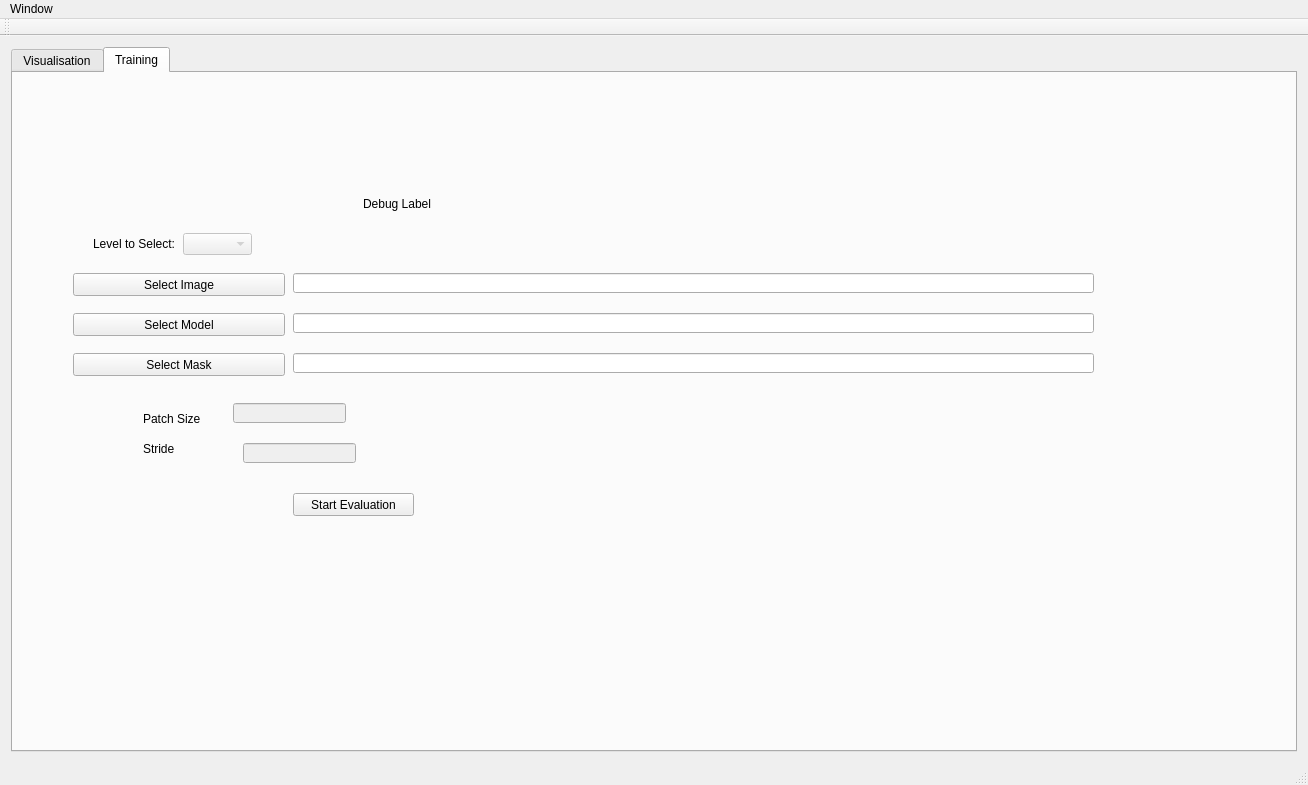
Qt form resource/mainwindow_ui_backup.ui (abhinavagarwalla/Tissue_GUI) before a commit.
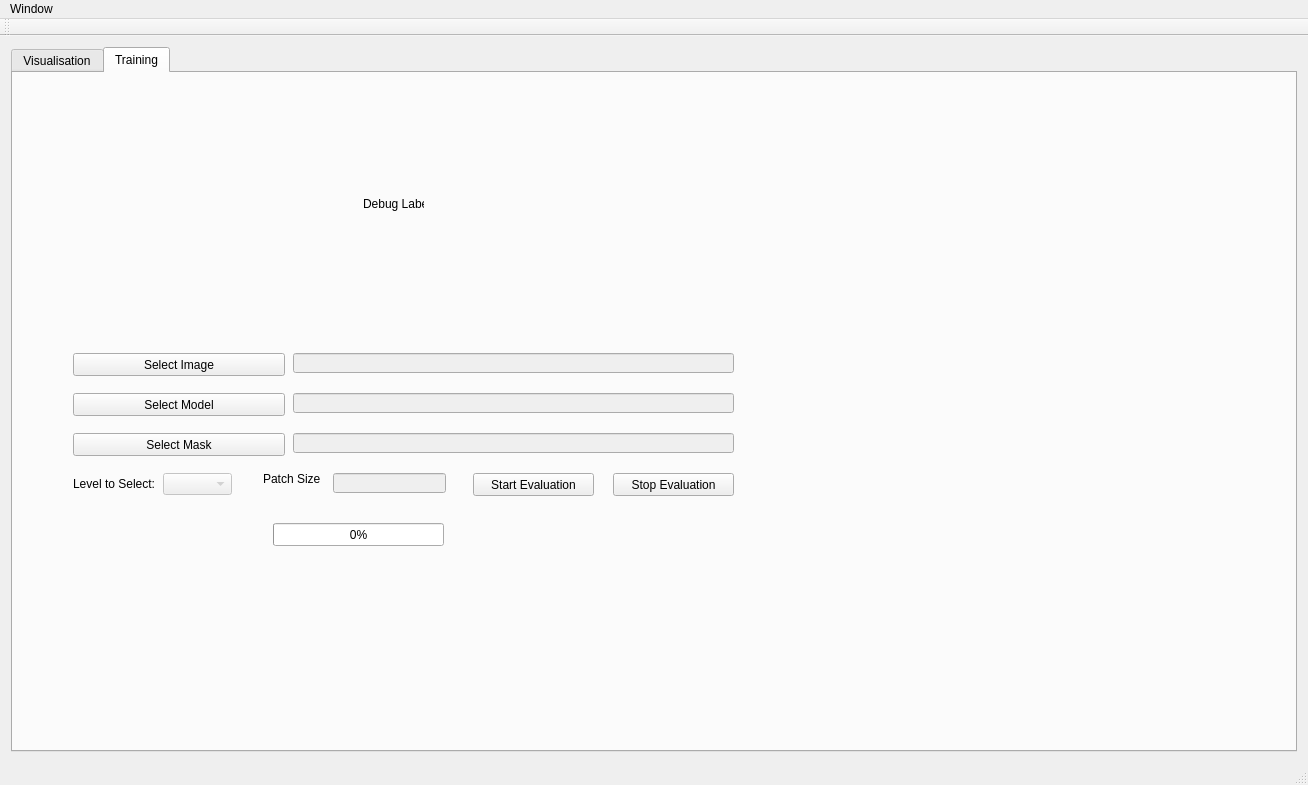
The same form after that commit.

Commit message: Start/stop Testing

```diff
--- a/resource/mainwindow_ui_backup.ui
+++ b/resource/mainwindow_ui_backup.ui
@@ -460,7 +460,7 @@
          <rect>
           <x>350</x>
           <y>100</y>
-          <width>431</width>
+          <width>61</width>
           <height>61</height>
          </rect>
         </property>
@@ -472,7 +472,7 @@
         <property name="geometry">
          <rect>
           <x>60</x>
-          <y>200</y>
+          <y>280</y>
           <width>212</width>
           <height>23</height>
          </rect>
@@ -482,11 +482,14 @@
         </property>
        </widget>
        <widget class="QLineEdit" name="image_path">
+        <property name="enabled">
+         <bool>false</bool>
+        </property>
         <property name="geometry">
          <rect>
           <x>280</x>
-          <y>200</y>
-          <width>801</width>
+          <y>280</y>
+          <width>441</width>
           <height>20</height>
          </rect>
         </property>
@@ -495,7 +498,7 @@
         <property name="geometry">
          <rect>
           <x>60</x>
-          <y>240</y>
+          <y>320</y>
           <width>212</width>
           <height>23</height>
          </rect>
@@ -505,11 +508,14 @@
         </property>
        </widget>
        <widget class="QLineEdit" name="model_path">
+        <property name="enabled">
+         <bool>false</bool>
+        </property>
         <property name="geometry">
          <rect>
           <x>280</x>
-          <y>240</y>
-          <width>801</width>
+          <y>320</y>
+          <width>441</width>
           <height>20</height>
          </rect>
         </property>
@@ -517,8 +523,8 @@
        <widget class="QPushButton" name="start_eval">
         <property name="geometry">
          <rect>
-          <x>280</x>
-          <y>420</y>
+          <x>460</x>
+          <y>400</y>
           <width>121</width>
           <height>23</height>
          </rect>
@@ -530,9 +536,9 @@
        <widget class="QLabel" name="label_2">
         <property name="geometry">
          <rect>
-          <x>80</x>
-          <y>160</y>
-          <width>141</width>
+          <x>60</x>
+          <y>400</y>
+          <width>81</width>
           <height>21</height>
          </rect>
         </property>
@@ -546,8 +552,8 @@
         </property>
         <property name="geometry">
          <rect>
-          <x>170</x>
-          <y>160</y>
+          <x>150</x>
+          <y>400</y>
           <width>69</width>
           <height>22</height>
          </rect>
@@ -556,8 +562,8 @@
        <widget class="QLabel" name="label_3">
         <property name="geometry">
          <rect>
-          <x>130</x>
-          <y>330</y>
+          <x>250</x>
+          <y>390</y>
           <width>71</width>
           <height>31</height>
          </rect>
@@ -566,40 +572,14 @@
          <string>Patch Size</string>
         </property>
        </widget>
-       <widget class="QLabel" name="label_4">
-        <property name="geometry">
-         <rect>
-          <x>130</x>
-          <y>360</y>
-          <width>41</width>
-          <height>31</height>
-         </rect>
-        </property>
-        <property name="text">
-         <string>Stride</string>
-        </property>
-       </widget>
        <widget class="QLineEdit" name="select_patch_size">
         <property name="enabled">
          <bool>false</bool>
         </property>
         <property name="geometry">
          <rect>
-          <x>220</x>
-          <y>330</y>
-          <width>113</width>
-          <height>20</height>
-         </rect>
-        </property>
-       </widget>
-       <widget class="QLineEdit" name="select_stride">
-        <property name="enabled">
-         <bool>false</bool>
-        </property>
-        <property name="geometry">
-         <rect>
-          <x>230</x>
-          <y>370</y>
+          <x>320</x>
+          <y>400</y>
           <width>113</width>
           <height>20</height>
          </rect>
@@ -609,7 +589,7 @@
         <property name="geometry">
          <rect>
           <x>60</x>
-          <y>280</y>
+          <y>360</y>
           <width>212</width>
           <height>23</height>
          </rect>
@@ -619,15 +599,44 @@
         </property>
        </widget>
        <widget class="QLineEdit" name="mask_path">
+        <property name="enabled">
+         <bool>false</bool>
+        </property>
         <property name="geometry">
          <rect>
           <x>280</x>
-          <y>280</y>
-          <width>801</width>
+          <y>360</y>
+          <width>441</width>
           <height>20</height>
          </rect>
         </property>
        </widget>
+       <widget class="QPushButton" name="stop_eval">
+        <property name="geometry">
+         <rect>
+          <x>600</x>
+          <y>400</y>
+          <width>121</width>
+          <height>23</height>
+         </rect>
+        </property>
+        <property name="text">
+         <string>Stop Evaluation</string>
+        </property>
+       </widget>
+       <widget class="QProgressBar" name="test_progress">
+        <property name="geometry">
+         <rect>
+          <x>260</x>
+          <y>450</y>
+          <width>171</width>
+          <height>23</height>
+         </rect>
+        </property>
+        <property name="value">
+         <number>0</number>
+        </property>
+       </widget>
       </widget>
      </widget>
     </item>
```
The commit also changes 6 other files.
